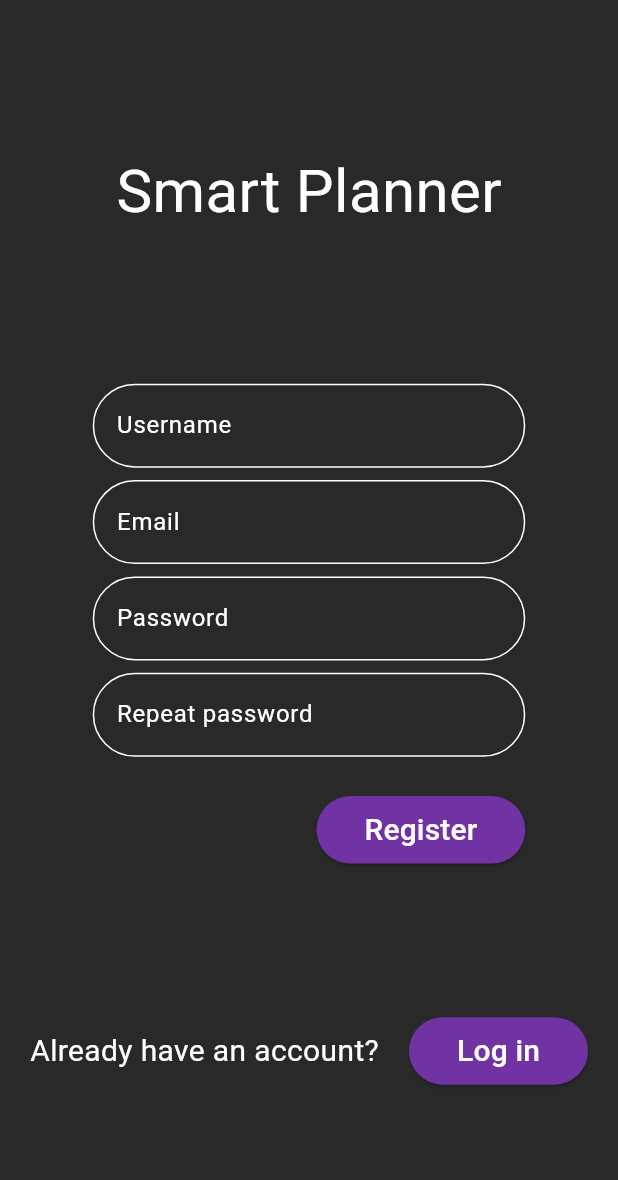
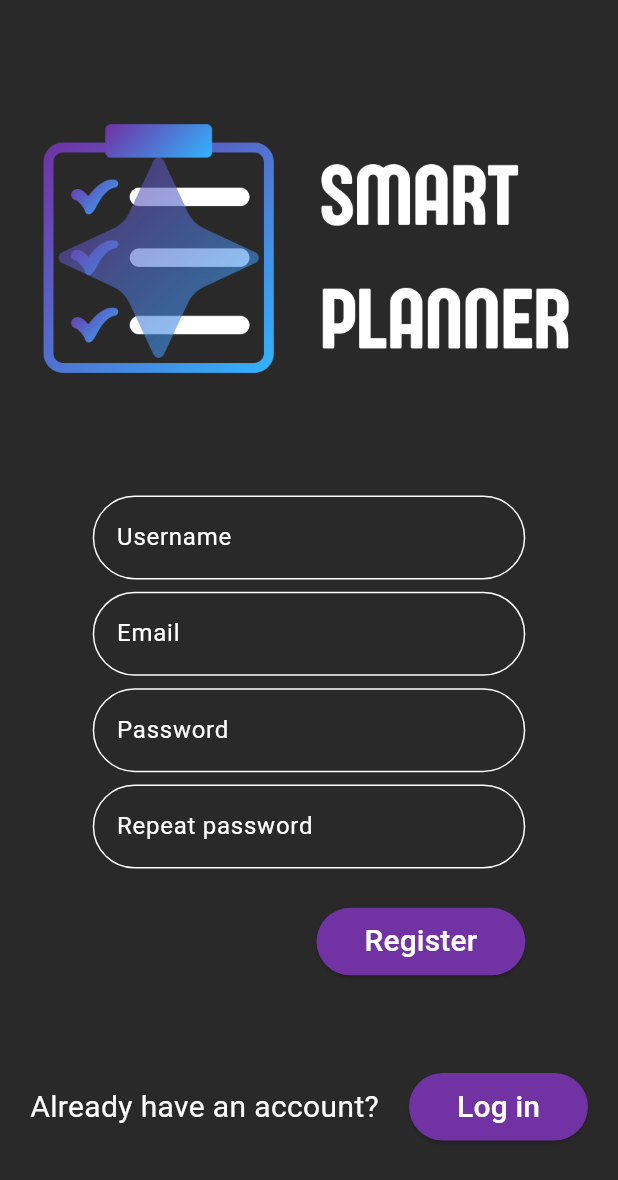
Before and after one commit to DaryaSanina/smart-planner, a Flutter app: the screen it shows after launch, after a tap on "Register", on a phone screen of 412 x 824 dp. Shown: the top 1180 px of the screen. Run offline on Flutter 3.47's test engine with Material 3 defaults, Android fonts, the phone set to English and light mode, and no system bars; our stand-ins replace shared_preferences.

Commit message:
Add a logo to the login and registration pages

```diff
--- a/app/lib/login/login_page.dart
+++ b/app/lib/login/login_page.dart
@@ -23,20 +23,13 @@ class _LoginState extends State<LoginPage> {
             children: [
               // Logo
               SizedBox(
-                height: MediaQuery.of(context).size.height / 3,
-                child: const Center(
-                  child: Text(
-                    "Smart Planner",
-                    style: TextStyle(
-                      fontSize: 40,
-                    ),
-                  ),
-                ),
+                height: MediaQuery.of(context).size.height * 0.4,
+                child: const Image(image: AssetImage('assets/banner.png')),
               ),
 
               // Login form
               SizedBox(
-                height: MediaQuery.of(context).size.height / 3,
+                height: MediaQuery.of(context).size.height * 0.4,
                 width: MediaQuery.of(context).size.width,
                 child: const Center(
                   child: LoginForm(),
@@ -45,7 +38,7 @@ class _LoginState extends State<LoginPage> {
 
               // If the user does not have an account yet
               SizedBox(
-                height: MediaQuery.of(context).size.height / 3,
+                height: MediaQuery.of(context).size.height * 0.2,
                 child: Row(
                   mainAxisAlignment: MainAxisAlignment.spaceEvenly,
                   children: [
--- a/app/lib/registration/registration_page.dart
+++ b/app/lib/registration/registration_page.dart
@@ -24,12 +24,7 @@ class _RegistrationState extends State<RegistrationPage> {
               // Logo
               const SizedBox(
                 child: Center(
-                  child: Text(
-                    "Smart Planner",
-                    style: TextStyle(
-                      fontSize: 40,
-                    ),
-                  ),
+                  child: Image(image: AssetImage('assets/banner.png')),
                 ),
               ),
 
--- a/app/pubspec.yaml
+++ b/app/pubspec.yaml
@@ -68,6 +68,9 @@ flutter:
   #   - images/a_dot_burr.jpeg
   #   - images/a_dot_ham.jpeg
 
+  assets:
+    - assets/banner.png
+
   # An image asset can refer to one or more resolution-specific "variants", see
   # https://flutter.dev/assets-and-images/#resolution-aware
 
```
Also changed, not shown: app/assets/banner.png (added), app/assets/icon.png (added), 4 other files.
